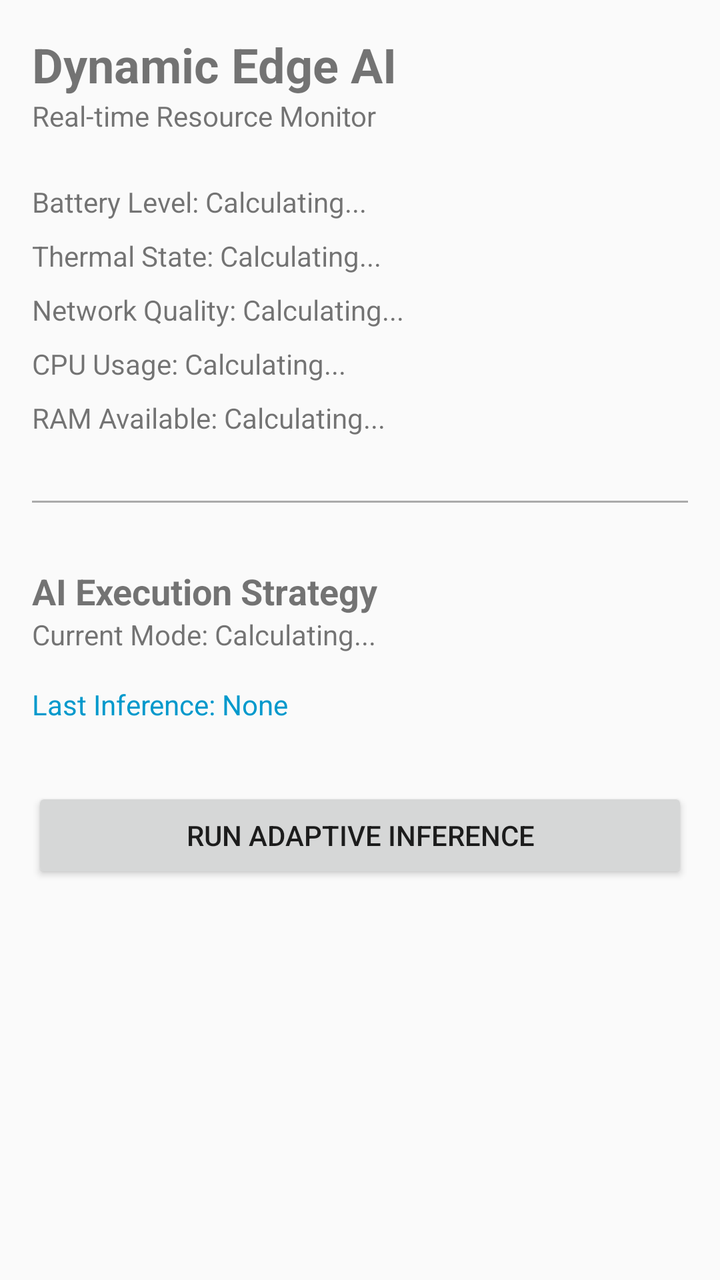
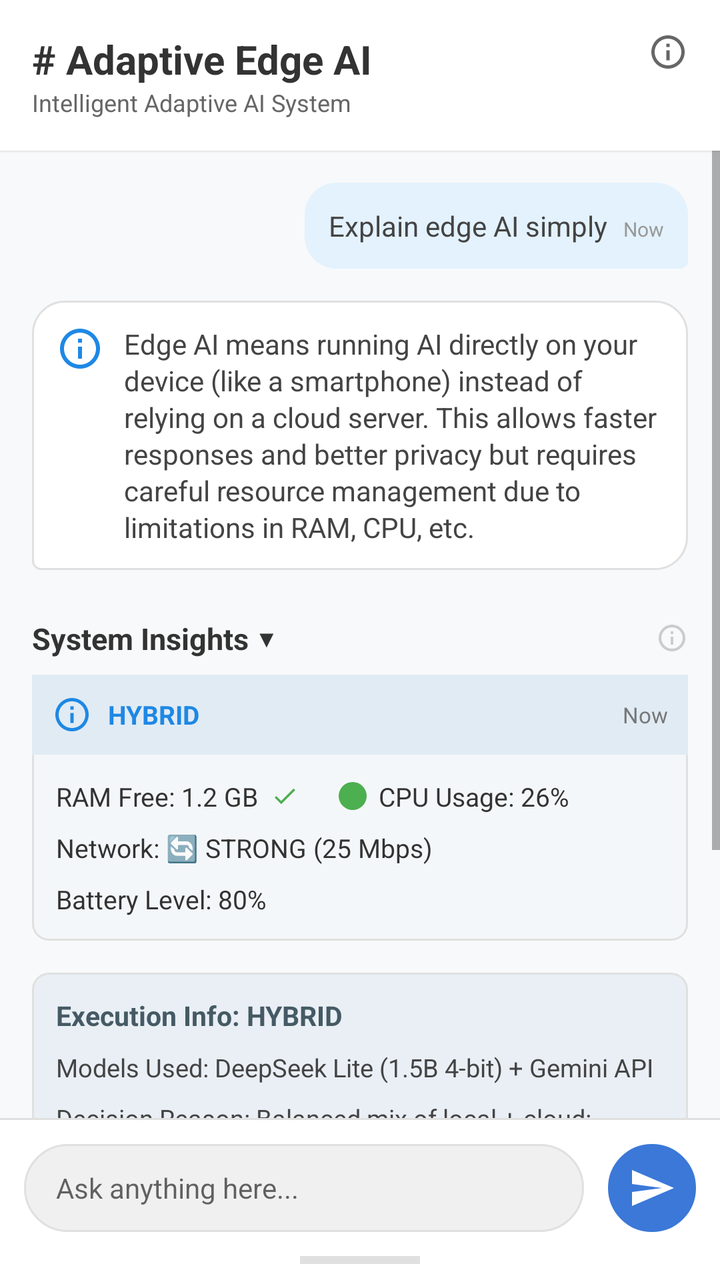

Before-and-after screenshots of an Android layout around one commit, followed by the original layout XML and the change that was made.
<!-- AndroidManifest.xml: application theme Theme.AppCompat.Light.NoActionBar -->
<!-- res/layout/activity_main.xml -->
<?xml version="1.0" encoding="utf-8"?>
<LinearLayout xmlns:android="http://schemas.android.com/apk/res/android"
    android:layout_width="match_parent"
    android:layout_height="match_parent"
    android:orientation="vertical"
    android:padding="16dp">

    <TextView
        android:id="@+id/title"
        android:layout_width="wrap_content"
        android:layout_height="wrap_content"
        android:text="Dynamic Edge AI"
        android:textSize="24sp"
        android:textStyle="bold" />

    <TextView
        android:id="@+id/subtitle"
        android:layout_width="wrap_content"
        android:layout_height="wrap_content"
        android:text="Real-time Resource Monitor"
        android:layout_marginBottom="24dp" />

    <TextView
        android:id="@+id/batteryText"
        android:layout_width="wrap_content"
        android:layout_height="wrap_content"
        android:text="Battery Level: Calculating..."
        android:layout_marginBottom="8dp" />

    <TextView
        android:id="@+id/thermalText"
        android:layout_width="wrap_content"
        android:layout_height="wrap_content"
        android:text="Thermal State: Calculating..."
        android:layout_marginBottom="8dp" />

    <TextView
        android:id="@+id/networkText"
        android:layout_width="wrap_content"
        android:layout_height="wrap_content"
        android:text="Network Quality: Calculating..."
        android:layout_marginBottom="8dp" />

    <TextView
        android:id="@+id/cpuText"
        android:layout_width="wrap_content"
        android:layout_height="wrap_content"
        android:text="CPU Usage: Calculating..."
        android:layout_marginBottom="8dp" />

    <TextView
        android:id="@+id/ramText"
        android:layout_width="wrap_content"
        android:layout_height="wrap_content"
        android:text="RAM Available: Calculating..."
        android:layout_marginBottom="32dp" />

    <View
        android:layout_width="match_parent"
        android:layout_height="1dp"
        android:background="@android:color/darker_gray"
        android:layout_marginBottom="32dp" />

    <TextView
        android:id="@+id/strategyLabel"
        android:layout_width="wrap_content"
        android:layout_height="wrap_content"
        android:text="AI Execution Strategy"
        android:textSize="18sp"
        android:textStyle="bold" />

    <TextView
        android:id="@+id/strategyText"
        android:layout_width="wrap_content"
        android:layout_height="wrap_content"
        android:text="Current Mode: Calculating..."
        android:layout_marginBottom="16dp" />

    <TextView
        android:id="@+id/inferenceResultText"
        android:layout_width="wrap_content"
        android:layout_height="wrap_content"
        android:text="Last Inference: None"
        android:layout_marginBottom="32dp"
        android:textColor="@android:color/holo_blue_dark" />

    <Button
        android:id="@+id/runTaskButton"
        android:layout_width="match_parent"
        android:layout_height="wrap_content"
        android:text="Run Adaptive Inference" />

</LinearLayout>
<!-- resources referenced by this layout -->
<resources>

</resources>

<!-- the commit's change to res/layout/activity_main.xml (unified diff, before → after) -->
@@ -1,93 +1,343 @@
 <?xml version="1.0" encoding="utf-8"?>
-<LinearLayout xmlns:android="http://schemas.android.com/apk/res/android"
+<RelativeLayout xmlns:android="http://schemas.android.com/apk/res/android"
+    xmlns:app="http://schemas.android.com/apk/res-auto"
     android:layout_width="match_parent"
     android:layout_height="match_parent"
-    android:orientation="vertical"
-    android:padding="16dp">
-
-    <TextView
-        android:id="@+id/title"
-        android:layout_width="wrap_content"
-        android:layout_height="wrap_content"
-        android:text="Dynamic Edge AI"
-        android:textSize="24sp"
-        android:textStyle="bold" />
-
-    <TextView
-        android:id="@+id/subtitle"
-        android:layout_width="wrap_content"
-        android:layout_height="wrap_content"
-        android:text="Real-time Resource Monitor"
-        android:layout_marginBottom="24dp" />
-
-    <TextView
-        android:id="@+id/batteryText"
-        android:layout_width="wrap_content"
-        android:layout_height="wrap_content"
-        android:text="Battery Level: Calculating..."
-        android:layout_marginBottom="8dp" />
-
-    <TextView
-        android:id="@+id/thermalText"
-        android:layout_width="wrap_content"
-        android:layout_height="wrap_content"
-        android:text="Thermal State: Calculating..."
-        android:layout_marginBottom="8dp" />
-
-    <TextView
-        android:id="@+id/networkText"
-        android:layout_width="wrap_content"
-        android:layout_height="wrap_content"
-        android:text="Network Quality: Calculating..."
-        android:layout_marginBottom="8dp" />
-
-    <TextView
-        android:id="@+id/cpuText"
-        android:layout_width="wrap_content"
-        android:layout_height="wrap_content"
-        android:text="CPU Usage: Calculating..."
-        android:layout_marginBottom="8dp" />
-
-    <TextView
-        android:id="@+id/ramText"
-        android:layout_width="wrap_content"
-        android:layout_height="wrap_content"
-        android:text="RAM Available: Calculating..."
-        android:layout_marginBottom="32dp" />
-
-    <View
-        android:layout_width="match_parent"
-        android:layout_height="1dp"
-        android:background="@android:color/darker_gray"
-        android:layout_marginBottom="32dp" />
-
-    <TextView
-        android:id="@+id/strategyLabel"
-        android:layout_width="wrap_content"
-        android:layout_height="wrap_content"
-        android:text="AI Execution Strategy"
-        android:textSize="18sp"
-        android:textStyle="bold" />
-
-    <TextView
-        android:id="@+id/strategyText"
-        android:layout_width="wrap_content"
-        android:layout_height="wrap_content"
-        android:text="Current Mode: Calculating..."
-        android:layout_marginBottom="16dp" />
-
-    <TextView
-        android:id="@+id/inferenceResultText"
-        android:layout_width="wrap_content"
-        android:layout_height="wrap_content"
-        android:text="Last Inference: None"
-        android:layout_marginBottom="32dp"
-        android:textColor="@android:color/holo_blue_dark" />
-
-    <Button
-        android:id="@+id/runTaskButton"
+    android:background="#F8F9FA">
+
+    
+    <LinearLayout
+        android:id="@+id/header"
         android:layout_width="match_parent"
         android:layout_height="wrap_content"
-        android:text="Run Adaptive Inference" />
-
-</LinearLayout>
+        android:background="@color/white"
+        android:orientation="vertical"
+        android:padding="16dp"
+        android:elevation="1dp">
+
+        <RelativeLayout
+            android:layout_width="match_parent"
+            android:layout_height="wrap_content">
+            <TextView
+                android:layout_width="wrap_content"
+                android:layout_height="wrap_content"
+                android:text="# Adaptive Edge AI"
+                android:textColor="#333333"
+                android:textSize="20sp"
+                android:textStyle="bold" />
+            <ImageView
+                android:layout_width="20dp"
+                android:layout_height="20dp"
+                android:layout_alignParentEnd="true"
+                android:src="@drawable/ic_ai_small"
+                app:tint="#666666" />
+        </RelativeLayout>
+
+        <TextView
+            android:layout_width="wrap_content"
+            android:layout_height="wrap_content"
+            android:text="Intelligent Adaptive AI System"
+            android:textColor="#666666"
+            android:textSize="12sp" />
+    </LinearLayout>
+
+    <ScrollView
+        android:layout_width="match_parent"
+        android:layout_height="match_parent"
+        android:layout_below="@id/header"
+        android:layout_above="@+id/inputArea">
+
+        <LinearLayout
+            android:layout_width="match_parent"
+            android:layout_height="wrap_content"
+            android:orientation="vertical"
+            android:padding="16dp">
+
+            
+            <LinearLayout
+                android:layout_width="wrap_content"
+                android:layout_height="wrap_content"
+                android:layout_gravity="end"
+                android:background="@drawable/bubble_user"
+                android:padding="12dp"
+                android:layout_marginBottom="16dp">
+                <TextView
+                    android:layout_width="wrap_content"
+                    android:layout_height="wrap_content"
+                    android:text="Explain edge AI simply"
+                    android:textColor="#444444"
+                    android:textSize="14sp" />
+                <TextView
+                    android:layout_width="wrap_content"
+                    android:layout_height="wrap_content"
+                    android:text="Now"
+                    android:textColor="#999999"
+                    android:textSize="10sp"
+                    android:layout_marginStart="8dp" />
+            </LinearLayout>
+
+            
+            <LinearLayout
+                android:layout_width="match_parent"
+                android:layout_height="wrap_content"
+                android:background="@drawable/bubble_ai"
+                android:orientation="horizontal"
+                android:padding="12dp"
+                android:layout_marginBottom="24dp">
+                <ImageView
+                    android:layout_width="24dp"
+                    android:layout_height="24dp"
+                    android:src="@drawable/ic_ai_small"
+                    android:layout_marginEnd="10dp" />
+                <TextView
+                    android:layout_width="match_parent"
+                    android:layout_height="wrap_content"
+                    android:text="Edge AI means running AI directly on your device (like a smartphone) instead of relying on a cloud server. This allows faster responses and better privacy but requires careful resource management due to limitations in RAM, CPU, etc."
+                    android:textColor="#444444"
+                    android:textSize="14sp"
+                    android:lineSpacingExtra="2dp" />
+            </LinearLayout>
+
+            
+            <LinearLayout
+                android:layout_width="match_parent"
+                android:layout_height="wrap_content"
+                android:orientation="horizontal"
+                android:gravity="center_vertical"
+                android:layout_marginBottom="8dp">
+                <TextView
+                    android:layout_width="wrap_content"
+                    android:layout_height="wrap_content"
+                    android:text="System Insights"
+                    android:textColor="#333333"
+                    android:textSize="15sp"
+                    android:textStyle="bold" />
+                <TextView
+                    android:layout_width="wrap_content"
+                    android:layout_height="wrap_content"
+                    android:text=" ▼"
+                    android:textColor="#333333"
+                    android:textSize="12sp" />
+                <View android:layout_width="0dp" android:layout_height="0dp" android:layout_weight="1"/>
+                <ImageView
+                    android:layout_width="16dp"
+                    android:layout_height="16dp"
+                    android:src="@drawable/ic_ai_small"
+                    app:tint="#CCCCCC" />
+            </LinearLayout>
+
+            
+            <LinearLayout
+                android:layout_width="match_parent"
+                android:layout_height="wrap_content"
+                android:background="@drawable/card_insights"
+                android:orientation="vertical"
+                android:layout_marginBottom="16dp">
+
+                <RelativeLayout
+                    android:layout_width="match_parent"
+                    android:layout_height="wrap_content"
+                    android:background="#E1EBF4"
+                    android:padding="10dp">
+                    <ImageView
+                        android:id="@+id/modeIcon"
+                        android:layout_width="20dp"
+                        android:layout_height="20dp"
+                        android:src="@drawable/ic_ai_small"
+                        app:tint="@color/accent_blue" />
+                    <TextView
+                        android:id="@+id/insightModeText"
+                        android:layout_width="wrap_content"
+                        android:layout_height="wrap_content"
+                        android:layout_toEndOf="@id/modeIcon"
+                        android:layout_marginStart="8dp"
+                        android:layout_centerVertical="true"
+                        android:text="HYBRID"
+                        android:textColor="@color/accent_blue"
+                        android:textStyle="bold"
+                        android:textSize="13sp" />
+                    <TextView
+                        android:layout_width="wrap_content"
+                        android:layout_height="wrap_content"
+                        android:layout_alignParentEnd="true"
+                        android:layout_centerVertical="true"
+                        android:text="Now"
+                        android:textColor="#777777"
+                        android:textSize="11sp" />
+                </RelativeLayout>
+
+                <LinearLayout
+                    android:layout_width="match_parent"
+                    android:layout_height="wrap_content"
+                    android:orientation="vertical"
+                    android:padding="12dp">
+
+                    <LinearLayout
+                        android:layout_width="match_parent"
+                        android:layout_height="wrap_content"
+                        android:orientation="horizontal"
+                        android:gravity="center_vertical">
+                        <TextView
+                            android:id="@+id/ramLabel"
+                            android:layout_width="wrap_content"
+                            android:layout_height="wrap_content"
+                            android:text="RAM Free: 1.2 GB"
+                            android:textColor="#333333"
+                            android:textSize="13sp" />
+                        <ImageView
+                            android:id="@+id/ramIndicator"
+                            android:layout_width="14dp"
+                            android:layout_height="14dp"
+                            android:layout_marginStart="6dp"
+                            android:src="@drawable/ic_check_green" />
+
+                        <View android:layout_width="20dp" android:layout_height="1dp" />
+
+                        <ImageView
+                            android:id="@+id/cpuIndicator"
+                            android:layout_width="14dp"
+                            android:layout_height="14dp"
+                            android:layout_marginEnd="6dp"
+                            android:src="@drawable/dot_green" />
+                        <TextView
+                            android:id="@+id/cpuLabel"
+                            android:layout_width="wrap_content"
+                            android:layout_height="wrap_content"
+                            android:text="CPU Usage: 26%"
+                            android:textColor="#333333"
+                            android:textSize="13sp" />
+                    </LinearLayout>
+
+                    <TextView
+                        android:id="@+id/networkLabel"
+                        android:layout_width="wrap_content"
+                        android:layout_height="wrap_content"
+                        android:layout_marginTop="8dp"
+                        android:text="Network: 🔄 STRONG (25 Mbps)"
+                        android:textColor="#333333"
+                        android:textSize="13sp" />
+
+                    <TextView
+                        android:id="@+id/batteryLabel"
+                        android:layout_width="wrap_content"
+                        android:layout_height="wrap_content"
+                        android:layout_marginTop="8dp"
+                        android:text="Battery Level: 80%"
+                        android:textColor="#333333"
+                        android:textSize="13sp" />
+                </LinearLayout>
+            </LinearLayout>
+
+            
+            <LinearLayout
+                android:layout_width="match_parent"
+                android:layout_height="wrap_content"
+                android:background="@drawable/card_execution"
+                android:orientation="vertical"
+                android:padding="12dp"
+                android:layout_marginBottom="16dp">
+
+                <TextView
+                    android:id="@+id/execInfoTitle"
+                    android:layout_width="wrap_content"
+                    android:layout_height="wrap_content"
+                    android:text="Execution Info: HYBRID"
+                    android:textColor="#455A64"
+                    android:textStyle="bold"
+                    android:textSize="13.5sp" />
+
+                <TextView
+                    android:id="@+id/strategyModel"
+                    android:layout_width="wrap_content"
+                    android:layout_height="wrap_content"
+                    android:layout_marginTop="8dp"
+                    android:text="Models Used: DeepSeek Lite (1.5B 4-bit) + Gemini API"
+                    android:textSize="12.5sp"
+                    android:textColor="#444444" />
+
+                <TextView
+                    android:id="@+id/strategyReason"
+                    android:layout_width="wrap_content"
+                    android:layout_height="wrap_content"
+                    android:layout_marginTop="8dp"
+                    android:text="Decision Reason: Balanced mix of local + cloud: sufficient RAM and strong network detected."
+                    android:textSize="12.5sp"
+                    android:textColor="#444444" />
+
+                <TextView
+                    android:id="@+id/strategyLatency"
+                    android:layout_width="wrap_content"
+                    android:layout_height="wrap_content"
+                    android:layout_marginTop="8dp"
+                    android:text="Latency: 1.8s"
+                    android:textSize="12.5sp"
+                    android:textColor="#444444" />
+
+                <TextView
+                    android:id="@+id/strategyNetworkUsed"
+                    android:layout_width="wrap_content"
+                    android:layout_height="wrap_content"
+                    android:layout_marginTop="8dp"
+                    android:text="Network Used: Yes"
+                    android:textSize="12.5sp"
+                    android:textColor="#444444" />
+            </LinearLayout>
+
+            <TextView
+                android:layout_width="match_parent"
+                android:layout_height="wrap_content"
+                android:text="Tip: This system adapts to your device's current resources for optimal AI performance."
+                android:textColor="#999999"
+                android:textSize="11sp"
+                android:gravity="center"
+                android:layout_marginBottom="40dp" />
+
+        </LinearLayout>
+    </ScrollView>
+
+    
+    <LinearLayout
+        android:id="@+id/inputArea"
+        android:layout_width="match_parent"
+        android:layout_height="wrap_content"
+        android:layout_alignParentBottom="true"
+        android:background="@color/white"
+        android:orientation="vertical">
+
+        <View android:layout_width="match_parent" android:layout_height="1dp" android:background="#E0E0E0" />
+
+        <LinearLayout
+            android:layout_width="match_parent"
+            android:layout_height="wrap_content"
+            android:padding="12dp"
+            android:orientation="horizontal"
+            android:gravity="center_vertical">
+            <EditText
+                android:layout_width="0dp"
+                android:layout_height="44dp"
+                android:layout_weight="1"
+                android:background="@drawable/input_bg"
+                android:hint="Ask anything here..."
+                android:paddingStart="16dp"
+                android:paddingEnd="16dp"
+                android:textSize="14sp" />
+
+            <ImageButton
+                android:layout_width="44dp"
+                android:layout_height="44dp"
+                android:layout_marginStart="12dp"
+                android:background="@drawable/input_bg"
+                android:backgroundTint="@color/btn_blue"
+                android:src="@drawable/ic_send"
+                app:tint="@color/white" />
+        </LinearLayout>
+
+        <View
+            android:layout_width="60dp"
+            android:layout_height="4dp"
+            android:background="#E0E0E0"
+            android:layout_gravity="center_horizontal"
+            android:layout_marginBottom="8dp" />
+    </LinearLayout>
+
+</RelativeLayout>
<!-- resource entries referenced after the edit -->
@@ -1,5 +1,94 @@
 <!-- resources referenced by this layout -->
 <resources>
-
+  <color name="accent_blue">#1E88E5</color>
+  <color name="btn_blue">#3B78D8</color>
+  <color name="white">#FFFFFFFF</color>
+  <!-- drawable bubble_ai (drawable) -->
+  <?xml version="1.0" encoding="utf-8"?>
+  <shape xmlns:android="http://schemas.android.com/apk/res/android">
+      <solid android:color="@color/white" />
+      <stroke android:width="1dp" android:color="@color/bubble_border" />
+      <corners
+          android:topLeftRadius="16dp"
+          android:topRightRadius="16dp"
+          android:bottomLeftRadius="4dp"
+          android:bottomRightRadius="16dp" />
+  </shape>
+  <!-- drawable bubble_user (drawable) -->
+  <?xml version="1.0" encoding="utf-8"?>
+  <shape xmlns:android="http://schemas.android.com/apk/res/android">
+      <solid android:color="@color/user_bubble" />
+      <corners
+          android:topLeftRadius="16dp"
+          android:topRightRadius="16dp"
+          android:bottomLeftRadius="16dp"
+          android:bottomRightRadius="4dp" />
+  </shape>
+  <!-- drawable card_execution (drawable) -->
+  <?xml version="1.0" encoding="utf-8"?>
+  <shape xmlns:android="http://schemas.android.com/apk/res/android">
+      <solid android:color="@color/execution_info_bg" />
+      <stroke android:width="1dp" android:color="@color/bubble_border" />
+      <corners android:radius="8dp" />
+  </shape>
+  <!-- drawable card_insights (drawable) -->
+  <?xml version="1.0" encoding="utf-8"?>
+  <shape xmlns:android="http://schemas.android.com/apk/res/android">
+      <solid android:color="@color/insights_bg" />
+      <stroke android:width="1dp" android:color="@color/bubble_border" />
+      <corners android:radius="8dp" />
+  </shape>
+  <!-- drawable dot_green (drawable) -->
+  <?xml version="1.0" encoding="utf-8"?>
+  <shape xmlns:android="http://schemas.android.com/apk/res/android"
+      android:shape="oval">
+      <solid android:color="@color/status_green" />
+      <size android:width="12dp" android:height="12dp" />
+  </shape>
+  <!-- drawable ic_ai_small (drawable) -->
+  <?xml version="1.0" encoding="utf-8"?>
+  <vector xmlns:android="http://schemas.android.com/apk/res/android"
+      android:width="24dp"
+      android:height="24dp"
+      android:viewportWidth="24"
+      android:viewportHeight="24">
+      <path
+          android:fillColor="#1E88E5"
+          android:pathData="M12,2C6.48,2 2,6.48 2,12s4.48,10 10,10 10,-4.48 10,-10S17.52,2 12,2zM12,20c-4.41,0 -8,-3.59 -8,-8s3.59,-8 8,-8 8,3.59 8,8 -3.59,8 -8,8zM11,7h2v2h-2zM11,11h2v6h-2z" />
+  </vector>
+  <!-- drawable ic_check_green (drawable) -->
+  <?xml version="1.0" encoding="utf-8"?>
+  <vector xmlns:android="http://schemas.android.com/apk/res/android"
+      android:width="24dp"
+      android:height="24dp"
+      android:viewportWidth="24.0"
+      android:viewportHeight="24.0">
+      <path
+          android:fillColor="@color/status_green"
+          android:pathData="M9,16.17L4.83,12l-1.42,1.41L9,19 21,7l-1.41,-1.41z" />
+  </vector>
+  <!-- drawable ic_send (drawable) -->
+  <?xml version="1.0" encoding="utf-8"?>
+  <vector xmlns:android="http://schemas.android.com/apk/res/android"
+      android:width="24dp"
+      android:height="24dp"
+      android:viewportWidth="24"
+      android:viewportHeight="24">
+      <path
+          android:fillColor="@color/white"
+          android:pathData="M2.01,21L23,12 2.01,3 2,10l15,2 -15,2z" />
+  </vector>
+  <!-- drawable input_bg (drawable) -->
+  <?xml version="1.0" encoding="utf-8"?>
+  <shape xmlns:android="http://schemas.android.com/apk/res/android">
+      <solid android:color="#F0F0F0" />
+      <corners android:radius="24dp" />
+      <stroke android:width="1dp" android:color="#E0E0E0" />
+  </shape>
+  <color name="bubble_border">#E0E0E0</color>
+  <color name="user_bubble">#E3F2FD</color>
+  <color name="execution_info_bg">#E9EFF5</color>
+  <color name="insights_bg">#F4F7F9</color>
+  <color name="status_green">#4CAF50</color>
 </resources>
 
